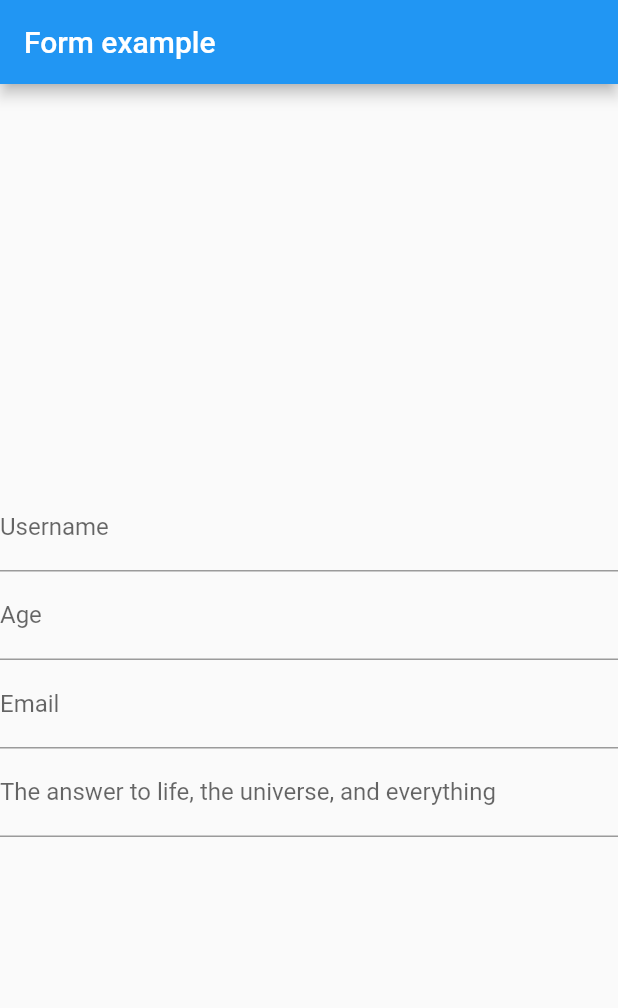
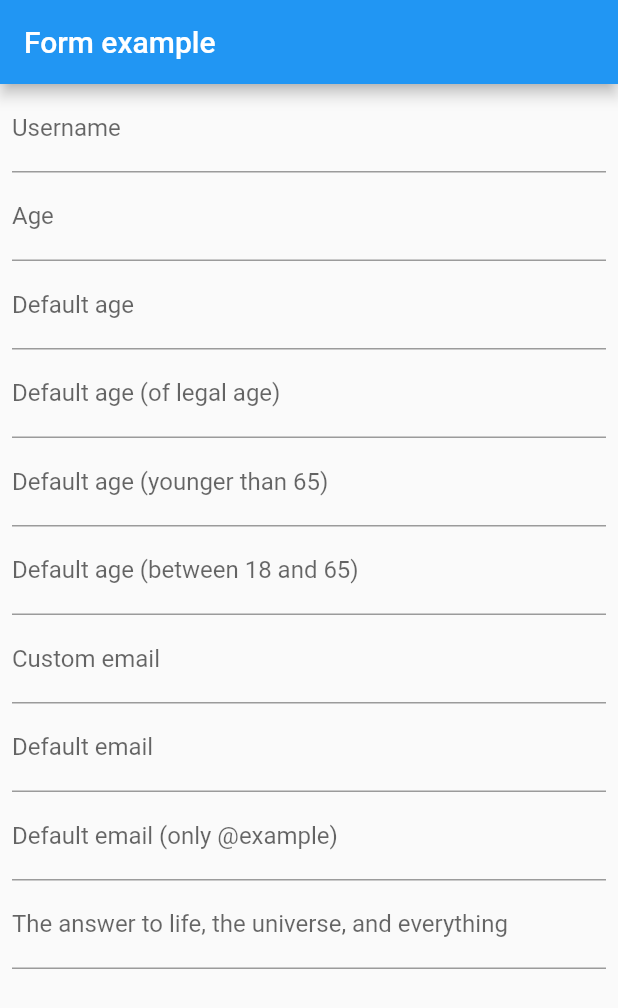
Before and after one commit to rmortes/flutter_form_utilities, a Flutter app: the screen it shows after launch, on a phone screen of 412 x 824 dp. Shown: the top 1008 px of the screen. Run offline on Flutter 3.47's test engine with Material 2 defaults, Android fonts, the phone set to English and light mode, and no system bars; our stand-ins replace validators.

Commit message:
Updated example

```diff
--- a/example/lib/main.dart
+++ b/example/lib/main.dart
@@ -1,4 +1,5 @@
 import 'package:flutter/material.dart';
+import 'package:form_utilities/form_utilities.dart';
 import 'package:form_utilities/validation.dart';
 import 'package:form_utilities/validators/num_validator.dart';
 import 'package:form_utilities/validators/str_validator.dart';
@@ -32,17 +33,88 @@ class MyHomePage extends StatelessWidget {
         title: const Text("Form example"),
       ),
       body: Form(
+        child: Padding(
+          padding: const EdgeInsets.symmetric(horizontal: 8.0),
+          child: SingleChildScrollView(
             child: Column(
-          mainAxisAlignment: MainAxisAlignment.center,
+              crossAxisAlignment: CrossAxisAlignment.start,
+              mainAxisAlignment: MainAxisAlignment.start,
               children: <Widget>[
-            TextFormField(
+                const UsernameField(),
+                const AgeField(),
+                AgeFormField(
+                  label: "Default age",
+                ),
+                AgeFormField(
+                  label: "Default age (of legal age)",
+                  min: 18,
+                ),
+                AgeFormField(
+                  label: "Default age (younger than 65)",
+                  max: 65,
+                ),
+                AgeFormField(
+                  label: "Default age (between 18 and 65)",
+                  min: 18,
+                  max: 65,
+                ),
+                const CustomEmailField(),
+                EmailFormField(
+                  label: "Default email",
+                ),
+                EmailFormField(
+                  label: "Default email (only @example)",
+                  validators: [
+                    ValStr().isURL(
+                        hostWhitelist: ["example.com"],
+                        error: "Only emails from example.com are allowed"),
+                  ],
+                ),
+                const CustomHybridField(),
+              ],
+            ),
+          ),
+        ),
+      ),
+    );
+  }
+}
+
+class AgeField extends StatelessWidget {
+  const AgeField({
+    Key? key,
+  }) : super(key: key);
+
+  @override
+  Widget build(BuildContext context) {
+    return TextFormField(
+      decoration: const InputDecoration(
+        labelText: "Age",
+      ),
+      validator: validate([
+        ValInt().isValid(error: "Your age must be a whole number"),
+        ValInt().isPositive(error: "Your age must be positive"),
+        ValInt().lt(100, error: "Everybody knows there's no one that old"),
+      ]),
+      autovalidateMode: AutovalidateMode.onUserInteraction,
+    );
+  }
+}
+
+class UsernameField extends StatelessWidget {
+  const UsernameField({
+    Key? key,
+  }) : super(key: key);
+
+  @override
+  Widget build(BuildContext context) {
+    return TextFormField(
       decoration: const InputDecoration(
         labelText: "Username",
       ),
       validator: validate([
         ValStr().isNotEmpty(error: "The username can't be empty"),
-                ValStr()
-                    .startsWith("@", error: 'The username must start with "@"'),
+        ValStr().startsWith("@", error: 'The username must start with "@"'),
         ValStr().lengthBiggerThan(4,
             error: "The username must be at least 3 characters long"),
         ValStr().lengthSmallerThan(9,
@@ -51,51 +123,55 @@ class MyHomePage extends StatelessWidget {
             error: "Username must not contain emojis"),
       ]),
       autovalidateMode: AutovalidateMode.onUserInteraction,
-            ),
-            TextFormField(
+    );
+  }
+}
+
+class CustomEmailField extends StatelessWidget {
+  const CustomEmailField({
+    Key? key,
+  }) : super(key: key);
+
+  @override
+  Widget build(BuildContext context) {
+    return TextFormField(
       decoration: const InputDecoration(
-                labelText: "Age",
-              ),
-              validator: validate([
-                ValInt().isValid(error: "Your age must be a whole number"),
-                ValInt().isPositive(error: "Your age must be positive"),
-                ValInt()
-                    .lt(100, error: "Everybody knows there's no one that old"),
-              ]),
-              autovalidateMode: AutovalidateMode.onUserInteraction,
-            ),
-            TextFormField(
-              decoration: const InputDecoration(
-                labelText: "Email",
+        labelText: "Custom email",
       ),
       validator: validate([
         ValStr().isNotEmpty(error: "The email can't be empty"),
         ValStr().isEmail(error: "The email is not valid"),
         ValStr().lengthBiggerThan(8,
-                    error:
-                        "You don't have an email that short, don't try to fool me")
+            error: "You don't have an email that short, don't try to fool me")
       ]),
       autovalidateMode: AutovalidateMode.onUserInteraction,
-            ),
-            // Custom hybrid validator
-            TextFormField(
+    );
+  }
+}
+
+class CustomHybridField extends StatelessWidget {
+  const CustomHybridField({
+    Key? key,
+  }) : super(key: key);
+
+  @override
+  Widget build(BuildContext context) {
+    return TextFormField(
       decoration: const InputDecoration(
         labelText: "The answer to life, the universe, and everything",
       ),
       validator: (val) {
         final validator = validate([
-                  ValStr().isNotEmpty(
-                      error: "There must be an answer, I just know!"),
-                  ValInt().isValid(
-                      error: "The answer must be a whole number, surely!"),
+          ValStr().isNotEmpty(error: "There must be an answer, I just know!"),
+          ValInt().isValid(error: "The answer must be a whole number, surely!"),
           (str) => int.parse(str) >= 0
               ? null
               : "You think the answer is negative? Nay mate",
           ValInt().neq(0,
               error:
                   "The answer must not be zero, or else I have an appointment to make with my therapist"),
-                  ValInt().lt(45,
-                      error: "The answer is not THAT big, that'd be stupid!"),
+          ValInt()
+              .lt(45, error: "The answer is not THAT big, that'd be stupid!"),
         ]);
         final validated = validator(val);
         if (validated != null) {
@@ -106,10 +182,6 @@ class MyHomePage extends StatelessWidget {
         }
       },
       autovalidateMode: AutovalidateMode.onUserInteraction,
-            ),
-          ],
-        ),
-      ),
     );
   }
 }
```
Lines whose indentation alone changed are shown as unchanged.
